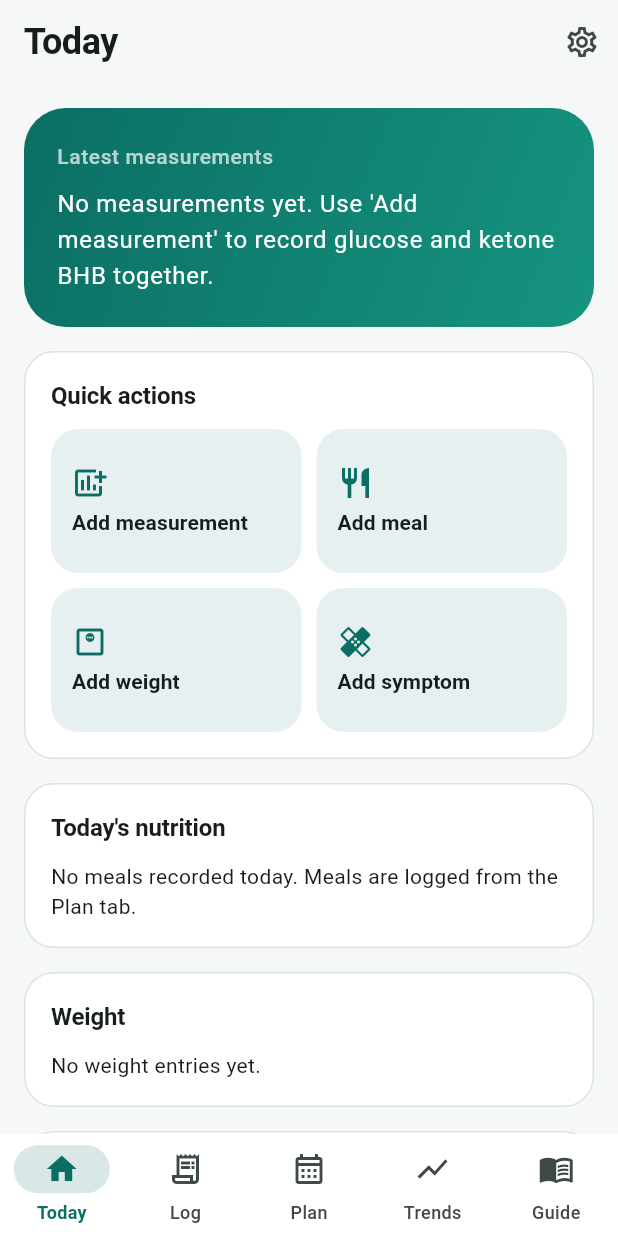
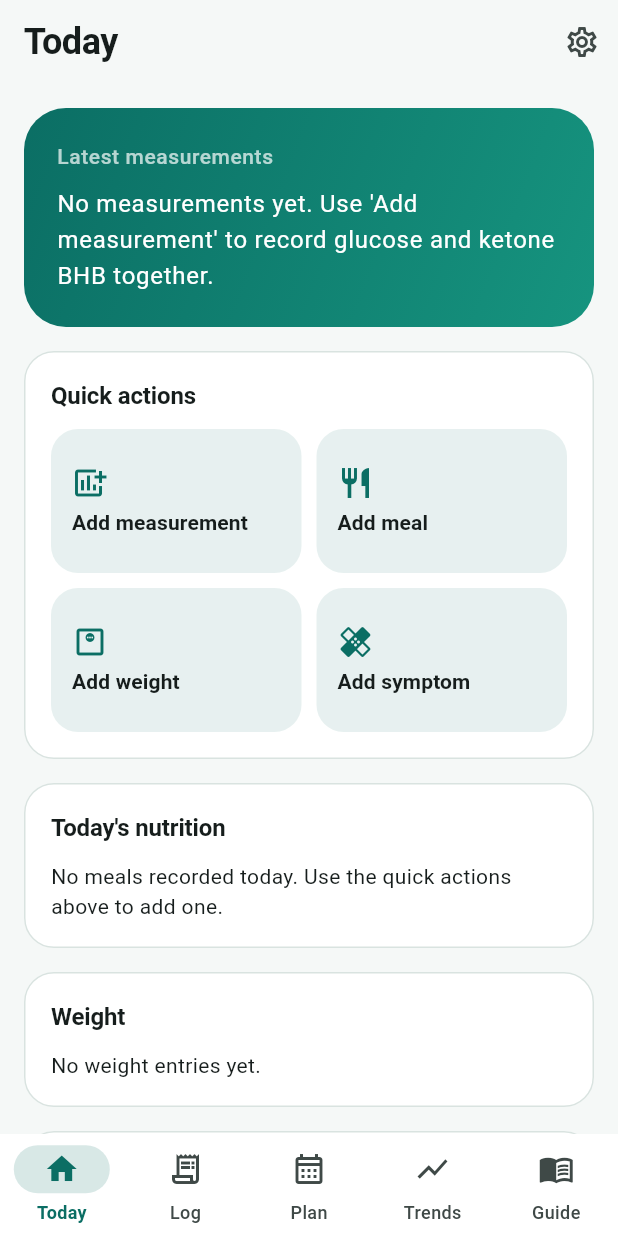
Before and after one commit to XPersPective/n-keto-tracker, a Flutter app: the TodayPage screen opened by its route, on a phone screen of 412 x 824 dp. Run offline on Flutter 3.47's test engine with Material 3 defaults, Android fonts, the phone set to English and light mode, and no system bars; our stand-ins replace drift, fl_chart, flutter_riverpod, flutter_secure_storage, go_router, share_plus; accounts and stored records are empty; generated files the repository leaves out were written again.

Commit message:
﻿fix(dashboard): bugun ekrani 4 kart canli veri gosterir (PB-021)
- lib/features/dashboard/today_view_model.dart: 4 yeni FutureProvider
  (todayMeals/todayWeight/todaySymptoms/todayPlanEntries) yerel
  gun kurallariyla (timezone offset) DB sorgusu yapar.
- lib/features/dashboard/today_page.dart: 4 SectionCard AsyncValue'a
  baglandi; veri varsa liste, yoksa mevcut bos durum metni, hata
  durumunda bos duruma dusuyor (yanlis 'kayit yok' iddiasi yok).
- lib/features/nutrition/meal_form.dart, weight_form.dart,
  symptoms/symptom_form.dart: kayit sonrasi ilgili provider
  invalidate ediliyor (PB-010 sekme canliligi ile uyumlu).
- lib/app/l10n/app_en.arb + app_tr.arb: todayNutritionEmpty metni
  Plan sekmesi yonlendirmesinden cikarildi; 66 diger dil ileri
  calismada (yeni gorev) guncellenecek.
- test/features/dashboard/today_page_test.dart: yeni 'PB-021:
  bugunun kayitlari gosterilir' testi 4 kayit (meal/weight/symptom/
  plan) seed edip 4 kartin da veriyi gosterdigini dogruluyor; bos
  durum testi yeni metne guncellendi.

Evidence:
- flutter analyze --fatal-infos: No issues found!
- flutter test: 266/266 (265 onceki + 1 yeni)
- bash tool/check_offline.sh: OK, exit 0

PB-Task: PB-021
PB-Verification: local
PB-Current-Checkpoint: UI

```diff
--- a/lib/app/l10n/app_en.arb
+++ b/lib/app/l10n/app_en.arb
@@ -196,7 +196,7 @@
   "todayLatestTitle": "Latest measurements",
   "todayLatestEmpty": "No measurements yet. Use 'Add measurement' to record glucose and ketone BHB together.",
   "todayNutritionTitle": "Today's nutrition",
-  "todayNutritionEmpty": "No meals recorded today. Meals are logged from the Plan tab.",
+  "todayNutritionEmpty": "No meals recorded today. Use the quick actions above to add one.",
   "todayWeightTitle": "Weight",
   "todayWeightEmpty": "No weight entries yet.",
   "todaySymptomsTitle": "Today's symptoms",
--- a/lib/app/l10n/app_tr.arb
+++ b/lib/app/l10n/app_tr.arb
@@ -126,7 +126,7 @@
   "todayLatestTitle": "Son ölçümler",
   "todayLatestEmpty": "Henüz ölçüm yok. Glukoz ve kan ketonu BHB'yi birlikte kaydetmek için 'Ölçüm ekle'yi kullanın.",
   "todayNutritionTitle": "Bugünün besinleri",
-  "todayNutritionEmpty": "Bugün kayıtlı öğün yok. Öğünler Plan sekmesinden girilir.",
+  "todayNutritionEmpty": "Bugün kayıtlı öğün yok. Yukarıdaki hızlı eylemlerden öğün ekleyebilirsiniz.",
   "todayWeightTitle": "Ağırlık",
   "todayWeightEmpty": "Henüz ağırlık kaydı yok.",
   "todaySymptomsTitle": "Bugünün semptomları",
--- a/lib/features/dashboard/today_page.dart
+++ b/lib/features/dashboard/today_page.dart
@@ -5,11 +5,12 @@ import 'package:go_router/go_router.dart';
 import '../../app/l10n/generated/app_localizations.dart';
 import '../../app/theme/surfaces.dart';
 import '../measurements/log_view_model.dart';
+import 'today_view_model.dart';
 
 /// Bugün ekranı (MASTER_PROMPT §5.1): son ölçümler, günlük toplamlar,
-/// hızlı eylemler (≤3 dokunuş), tıbbi-olmayan alt bilgisi. Öğün toplamları
-/// T16'dan, ağırlık T22'den, semptom T23'ten, planlı öğünler T20'den
-/// dolar; o ana kadar dürüst boş durumlar.
+/// hızlı eylemler (≤3 dokunuş), tıbbi-olmayan alt bilgisi. Besin/ağırlık/
+/// semptom/plan kartları bugünün yerel günündeki DB kayıtlarından
+/// canlı olarak dolar (PB-021).
 class TodayPage extends ConsumerWidget {
   const TodayPage({super.key});
 
@@ -17,6 +18,11 @@ class TodayPage extends ConsumerWidget {
   Widget build(BuildContext context, WidgetRef ref) {
     final l10n = AppLocalizations.of(context)!;
     final timeline = ref.watch(timelineProvider);
+    final meals = ref.watch(todayMealsProvider);
+    final weight = ref.watch(todayWeightProvider);
+    final symptoms = ref.watch(todaySymptomsProvider);
+    final planEntries = ref.watch(todayPlanEntriesProvider);
+    final isTr = Localizations.localeOf(context).languageCode == 'tr';
 
     return Scaffold(
       appBar: AppBar(
@@ -101,22 +107,94 @@ class TodayPage extends ConsumerWidget {
           const SizedBox(height: 16),
           SectionCard(
             title: l10n.todayNutritionTitle,
-            child: Text(l10n.todayNutritionEmpty),
+            child: meals.when(
+              loading: () => const _SectionLoading(),
+              error: (_, _) => Text(l10n.todayNutritionEmpty),
+              data: (rows) => rows.isEmpty
+                  ? Text(l10n.todayNutritionEmpty)
+                  : Column(
+                      crossAxisAlignment: CrossAxisAlignment.start,
+                      children: [
+                        for (final m in rows)
+                          Padding(
+                            padding: const EdgeInsets.only(bottom: 4),
+                            child: Text(
+                              isTr
+                                  ? mealTypeLabelTr(m.mealType)
+                                  : mealTypeLabelEn(m.mealType),
+                              style: Theme.of(context).textTheme.bodyMedium,
+                            ),
+                          ),
+                      ],
+                    ),
+            ),
           ),
           const SizedBox(height: 16),
           SectionCard(
             title: l10n.todayWeightTitle,
-            child: Text(l10n.todayWeightEmpty),
+            child: weight.when(
+              loading: () => const _SectionLoading(),
+              error: (_, _) => Text(l10n.todayWeightEmpty),
+              data: (row) {
+                if (row == null) return Text(l10n.todayWeightEmpty);
+                return Text(
+                  '${row.kg.toStringAsFixed(1)} kg',
+                  style: Theme.of(context).textTheme.bodyLarge,
+                );
+              },
+            ),
           ),
           const SizedBox(height: 16),
           SectionCard(
             title: l10n.todaySymptomsTitle,
-            child: Text(l10n.todaySymptomsEmpty),
+            child: symptoms.when(
+              loading: () => const _SectionLoading(),
+              error: (_, _) => Text(l10n.todaySymptomsEmpty),
+              data: (rows) {
+                if (rows.isEmpty) return Text(l10n.todaySymptomsEmpty);
+                return Column(
+                  crossAxisAlignment: CrossAxisAlignment.start,
+                  children: [
+                    for (final s in rows)
+                      Padding(
+                        padding: const EdgeInsets.only(bottom: 4),
+                        child: Text(
+                          '${isTr ? s.def.nameTr : s.def.nameEn} '
+                          '${s.entry.severity}/10',
+                          style: Theme.of(context).textTheme.bodyMedium,
+                        ),
+                      ),
+                  ],
+                );
+              },
+            ),
           ),
           const SizedBox(height: 16),
           SectionCard(
             title: l10n.todayPlansTitle,
-            child: Text(l10n.todayPlansEmpty),
+            child: planEntries.when(
+              loading: () => const _SectionLoading(),
+              error: (_, _) => Text(l10n.todayPlansEmpty),
+              data: (rows) {
+                if (rows.isEmpty) return Text(l10n.todayPlansEmpty);
+                return Column(
+                  crossAxisAlignment: CrossAxisAlignment.start,
+                  children: [
+                    for (final p in rows)
+                      Padding(
+                        padding: const EdgeInsets.only(bottom: 4),
+                        child: Text(
+                          (isTr
+                                  ? p.recipe?.titleTr
+                                  : p.recipe?.titleEn) ??
+                              p.entry.mealType,
+                          style: Theme.of(context).textTheme.bodyMedium,
+                        ),
+                      ),
+                  ],
+                );
+              },
+            ),
           ),
           const SizedBox(height: 24),
           Text(
@@ -125,6 +203,23 @@ class TodayPage extends ConsumerWidget {
             textAlign: TextAlign.center,
           ),
         ],
+      ),
+    );
+  }
+}
+
+class _SectionLoading extends StatelessWidget {
+  const _SectionLoading();
+  @override
+  Widget build(BuildContext context) {
+    return const SizedBox(
+      height: 24,
+      child: Center(
+        child: SizedBox(
+          width: 18,
+          height: 18,
+          child: CircularProgressIndicator(strokeWidth: 2),
+        ),
       ),
     );
   }
--- /dev/null
+++ b/lib/features/dashboard/today_view_model.dart
@@ -0,0 +1,148 @@
+import 'package:drift/drift.dart';
+import 'package:flutter_riverpod/flutter_riverpod.dart';
+
+import '../../core/database/database.dart';
+import '../../core/database/providers.dart';
+
+/// Bugün ekranı veri modeli (PB-021). Besin/ağırlık/semptom/plan
+/// kartları için yerel gün başına sorgular; tüm sorgular `changeOverWindow`
+/// ve `dailyTotals`'ın kullandığı yerel gün kuralıyla (gece yarısı
+/// başlangıç, timezone offset'iyle UTC'ye dönüş) uyumludur.
+
+/// Öğün tipinin yerelleştirilmiş etiketi için sözleşme.
+String mealTypeLabelTr(String type) {
+  switch (type) {
+    case 'breakfast':
+      return 'Kahvaltı';
+    case 'lunch':
+      return 'Öğle';
+    case 'dinner':
+      return 'Akşam';
+    case 'snack':
+      return 'Ara öğün';
+    case 'custom':
+      return 'Özel';
+  }
+  return type;
+}
+
+String mealTypeLabelEn(String type) {
+  switch (type) {
+    case 'breakfast':
+      return 'Breakfast';
+    case 'lunch':
+      return 'Lunch';
+    case 'dinner':
+      return 'Dinner';
+    case 'snack':
+      return 'Snack';
+    case 'custom':
+      return 'Custom';
+  }
+  return type;
+}
+
+/// Bugünün öğün kayıtları (en yenisi önce).
+final todayMealsProvider = FutureProvider.autoDispose<List<MealRow>>((ref) async {
+  final db = ref.watch(appDatabaseProvider);
+  final now = DateTime.now();
+  final startLocal = DateTime(now.year, now.month, now.day);
+  final endLocal = startLocal.add(const Duration(days: 1));
+  final tzOffset = now.timeZoneOffset;
+  final startUtc = startLocal.subtract(tzOffset);
+  final endUtc = endLocal.subtract(tzOffset);
+  return (db.select(db.meal)
+        ..where((m) => m.eatenAtUtc.isBetweenValues(startUtc, endUtc))
+        ..orderBy([(m) => OrderingTerm.desc(m.eatenAtUtc)]))
+      .get();
+}, dependencies: [appDatabaseProvider]);
+
+/// Bugünün ağırlık kaydı (en yenisi); null ise kayıt yok.
+final todayWeightProvider = FutureProvider.autoDispose<WeightEntryRow?>((
+  ref,
+) async {
+  final db = ref.watch(appDatabaseProvider);
+  final now = DateTime.now();
+  final startLocal = DateTime(now.year, now.month, now.day);
+  final endLocal = startLocal.add(const Duration(days: 1));
+  final tzOffset = now.timeZoneOffset;
+  final startUtc = startLocal.subtract(tzOffset);
+  final endUtc = endLocal.subtract(tzOffset);
+  return (db.select(db.weightEntry)
+        ..where((w) => w.measuredAtUtc.isBetweenValues(startUtc, endUtc))
+        ..orderBy([(w) => OrderingTerm.desc(w.measuredAtUtc)])
+        ..limit(1))
+      .getSingleOrNull();
+}, dependencies: [appDatabaseProvider]);
+
+/// Bugünün semptom kayıtları (en yenisi önce).
+final todaySymptomsProvider =
+    FutureProvider.autoDispose<List<({SymptomDefinitionRow def, SymptomEntryRow entry})>>(
+  (ref) async {
+    final db = ref.watch(appDatabaseProvider);
+    final now = DateTime.now();
+    final startLocal = DateTime(now.year, now.month, now.day);
+    final endLocal = startLocal.add(const Duration(days: 1));
+    final tzOffset = now.timeZoneOffset;
+    final startUtc = startLocal.subtract(tzOffset);
+    final endUtc = endLocal.subtract(tzOffset);
+    final q = db.select(db.symptomEntry).join([
+      innerJoin(
+        db.symptomDefinition,
+        db.symptomDefinition.id.equalsExp(db.symptomEntry.symptomDefinitionId),
+      ),
+    ]);
+    q.where(db.symptomEntry.createdAtUtc.isBetweenValues(startUtc, endUtc));
+    q.orderBy([OrderingTerm.desc(db.symptomEntry.createdAtUtc)]);
+    final rows = await q.get();
+    return rows
+        .map(
+          (r) => (
+            def: r.readTable(db.symptomDefinition),
+            entry: r.readTable(db.symptomEntry),
+          ),
+        )
+        .toList();
+  },
+  dependencies: [appDatabaseProvider],
+);
+
+/// Bugünün planlı öğün girdileri. DayOffset 0 = bugün.
+final todayPlanEntriesProvider = FutureProvider.autoDispose<
+    List<({MealPlanRow plan, MealPlanEntryRow entry, RecipeRow? recipe})>>((
+  ref,
+) async {
+  final db = ref.watch(appDatabaseProvider);
+  // DayOffset alanı mutlak 0–6; bugün için bugünün plan başlangıç gününü
+  // hesaplamak yerine MealPlanEntry satırları içinden en yeni createdAtUtc
+  // olan planın 0. gününü alıyoruz. Birden çok plan varsa en yeni kazanır.
+  final latestPlan = await (db.select(db.mealPlan)
+        ..orderBy([(p) => OrderingTerm.desc(p.createdAtUtc)])
+        ..limit(1))
+      .getSingleOrNull();
+  if (latestPlan == null) return const [];
+  final q = db.select(db.mealPlanEntry).join([
+    innerJoin(db.mealPlan, db.mealPlan.id.equalsExp(db.mealPlanEntry.mealPlanId)),
+  ]);
+  q.where(
+    db.mealPlanEntry.mealPlanId.equals(latestPlan.id) &
+        db.mealPlanEntry.dayOffset.equals(0),
+  );
+  q.orderBy([OrderingTerm.asc(db.mealPlanEntry.mealType)]);
+  final rows = await q.get();
+  final out = <({MealPlanRow plan, MealPlanEntryRow entry, RecipeRow? recipe})>[];
+  for (final r in rows) {
+    final entry = r.readTable(db.mealPlanEntry);
+    final plan = r.readTable(db.mealPlan);
+    final RecipeRow? recipe;
+    if (entry.recipeId == null) {
+      recipe = null;
+    } else {
+      recipe = await (db.select(db.recipe)
+            ..where((t) => t.id.equals(entry.recipeId!)))
+          .getSingleOrNull();
+    }
+    out.add((plan: plan, entry: entry, recipe: recipe));
+  }
+  return out;
+}, dependencies: [appDatabaseProvider]);
--- a/lib/features/nutrition/meal_form.dart
+++ b/lib/features/nutrition/meal_form.dart
@@ -5,6 +5,7 @@ import '../../app/l10n/generated/app_localizations.dart';
 import '../../core/database/database.dart';
 import '../../core/database/meal_repository.dart';
 import '../../core/database/providers.dart';
+import '../dashboard/today_view_model.dart';
 
 /// Öğün kayıt sağlayıcıları (test override'ı için).
 final mealRepositoryProvider = Provider<MealRepository>(
@@ -86,6 +87,8 @@ class _MealFormState extends ConsumerState<MealForm> {
               .toList(),
         );
     if (!mounted) return;
+    // Bugün ekranı önbelleğini tazele (PB-021).
+    ref.invalidate(todayMealsProvider);
     ScaffoldMessenger.of(context)
         .showSnackBar(SnackBar(content: Text(l10n.mealSavedToast)));
     Navigator.of(context).pop();
--- a/lib/features/symptoms/symptom_form.dart
+++ b/lib/features/symptoms/symptom_form.dart
@@ -5,6 +5,7 @@ import '../../app/l10n/generated/app_localizations.dart';
 import '../../core/database/database.dart';
 import '../../core/database/providers.dart';
 import '../../core/database/symptom_repository.dart';
+import '../dashboard/today_view_model.dart';
 
 /// Semptom kayıt formu (MASTER_PROMPT §11.2, T23): yerel düzenlenebilir
 /// liste, şiddet 0–10, not. Teşhis YOK — ciddi/yeni belirtide kendi
@@ -113,6 +114,8 @@ class _SymptomFormState extends ConsumerState<SymptomForm> {
                         : _noteController.text,
                   );
                   if (!mounted) return;
+                  // Bugün ekranı önbelleğini tazele (PB-021).
+                  ref.invalidate(todaySymptomsProvider);
                   setState(() => _saved = true);
                 },
                 child: Text(l10n.symptomSave),
--- a/lib/features/weight/weight_form.dart
+++ b/lib/features/weight/weight_form.dart
@@ -6,6 +6,7 @@ import '../../app/l10n/generated/app_localizations.dart';
 import '../../core/database/database.dart';
 import '../../core/database/providers.dart';
 import '../../core/units/weight.dart';
+import '../dashboard/today_view_model.dart';
 import '../measurements/log_view_model.dart';
 
 /// Ağırlık kayıt formu (MASTER_PROMPT §11.1, T22): kg/lb giriş (normalize
@@ -67,6 +68,8 @@ class _WeightFormState extends ConsumerState<WeightForm> {
     // Ağırlık serisi önbelleğini tazele (IndexedStack sekme canlılığı,
     // PB-010).
     ref.invalidate(weightSeriesProvider);
+    // Bugün ekranı önbelleğini tazele (PB-021).
+    ref.invalidate(todayWeightProvider);
     Navigator.of(context).pop();
   }
 
```
Also changed, not shown: 2 other files.
